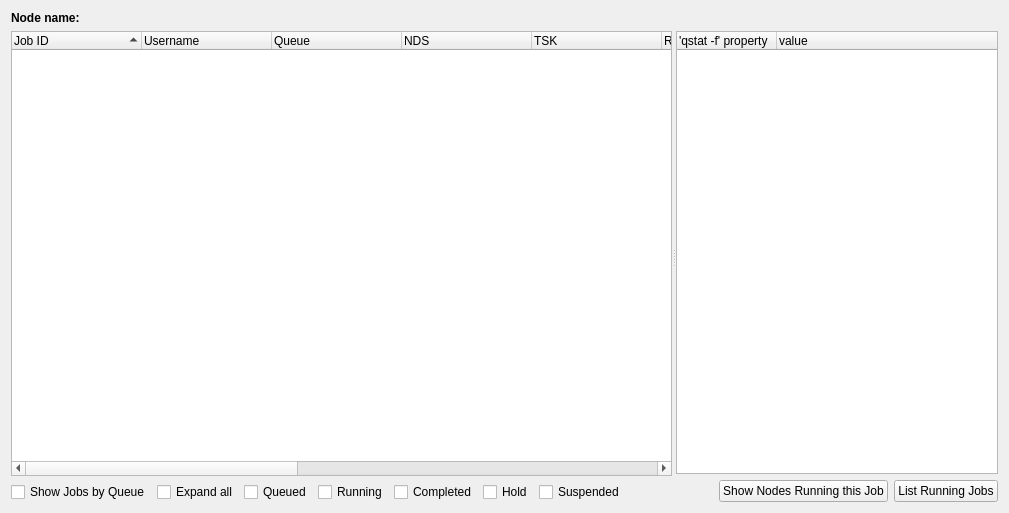
Before: the Qt Designer form qstattab.ui in davidivanmarsh/TORQUEView, drawn with Qt 5.
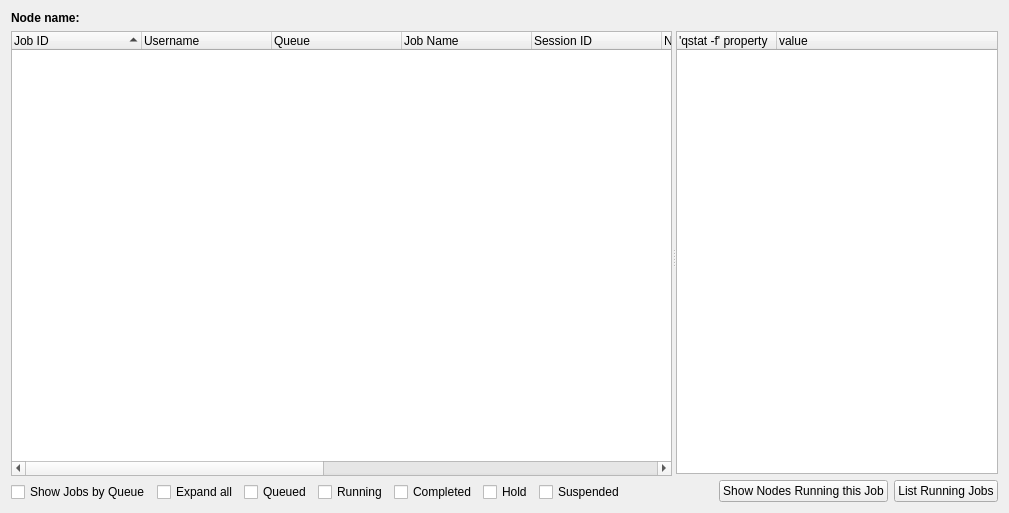
After: the same form once the commit is applied.

Patch:
```diff
--- a/qstattab.ui
+++ b/qstattab.ui
@@ -75,6 +75,16 @@
            <string>Queue</string>
           </property>
          </column>
+         <column>
+          <property name="text">
+           <string>Job Name</string>
+          </property>
+         </column>
+         <column>
+          <property name="text">
+           <string>Session ID</string>
+          </property>
+         </column>
          <column>
           <property name="text">
            <string>NDS</string>
@@ -105,21 +115,6 @@
            <string>Elapsed Time</string>
           </property>
          </column>
-         <column>
-          <property name="text">
-           <string>BIG</string>
-          </property>
-         </column>
-         <column>
-          <property name="text">
-           <string>FAST</string>
-          </property>
-         </column>
-         <column>
-          <property name="text">
-           <string>PFS</string>
-          </property>
-         </column>
         </widget>
        </item>
        <item>
```
